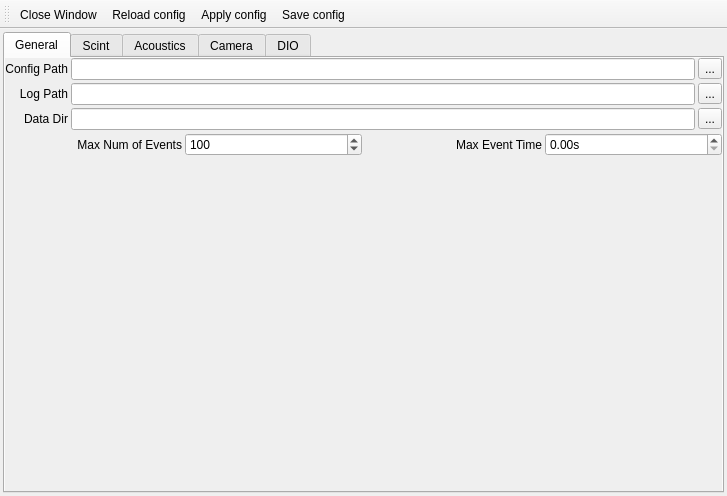
Above: ui/settingswindow.ui from SBC-Collaboration/SBC-RunControl before the change. Below: the same form after it.
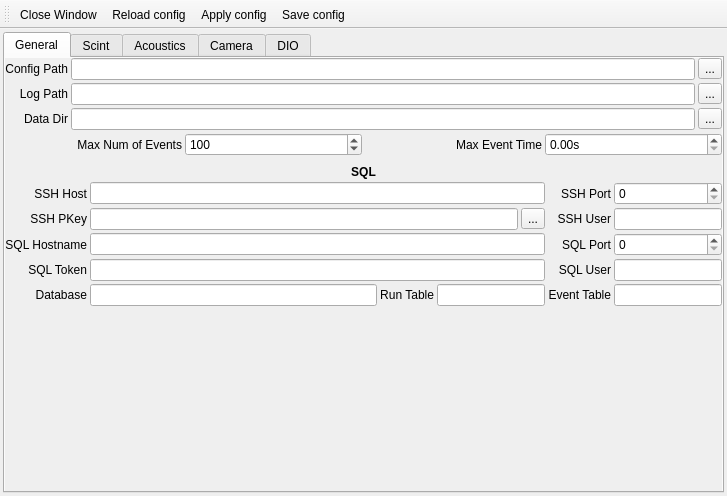
That is the form after the change. The open tabs and pages were chosen to show the change. Icons and pictures are not drawn. Custom widgets are drawn as their Qt base class.

Patch:
```diff
--- a/ui/settingswindow.ui
+++ b/ui/settingswindow.ui
@@ -46,7 +46,7 @@
     <property name="spacing">
      <number>3</number>
     </property>
-    <item row="0" column="1">
+    <item row="0" column="0">
      <widget class="QTabWidget" name="tabWidget">
       <property name="currentIndex">
        <number>4</number>
@@ -80,10 +80,7 @@
         <item>
          <widget class="QScrollArea" name="files_scroll_area">
           <property name="frameShape">
-           <enum>QFrame::Shape::NoFrame</enum>
-          </property>
-          <property name="frameShadow">
-           <enum>QFrame::Shadow::Plain</enum>
+           <enum>QFrame::NoFrame</enum>
           </property>
           <property name="lineWidth">
            <number>0</number>
@@ -96,8 +93,8 @@
             <rect>
              <x>0</x>
              <y>0</y>
-             <width>370</width>
-             <height>105</height>
+             <width>698</width>
+             <height>586</height>
             </rect>
            </property>
            <property name="maximumSize">
@@ -287,11 +284,242 @@
               </item>
              </layout>
             </item>
+            <item>
+             <layout class="QGridLayout" name="gridLayout_4">
+              <property name="leftMargin">
+               <number>0</number>
+              </property>
+              <property name="topMargin">
+               <number>6</number>
+              </property>
+              <property name="rightMargin">
+               <number>0</number>
+              </property>
+              <property name="bottomMargin">
+               <number>0</number>
+              </property>
+              <property name="spacing">
+               <number>3</number>
+              </property>
+              <item row="2" column="0">
+               <widget class="QLabel" name="sql_ssh_pkey_label">
+                <property name="text">
+                 <string>SSH PKey</string>
+                </property>
+                <property name="alignment">
+                 <set>Qt::AlignRight|Qt::AlignTrailing|Qt::AlignVCenter</set>
+                </property>
+               </widget>
+              </item>
+              <item row="5" column="5">
+               <widget class="QLabel" name="sql_event_tabel_label">
+                <property name="text">
+                 <string>Event Table</string>
+                </property>
+                <property name="alignment">
+                 <set>Qt::AlignRight|Qt::AlignTrailing|Qt::AlignVCenter</set>
+                </property>
+               </widget>
+              </item>
+              <item row="5" column="6">
+               <widget class="QLineEdit" name="sql_event_table_edit">
+                <property name="sizePolicy">
+                 <sizepolicy hsizetype="Preferred" vsizetype="Fixed">
+                  <horstretch>0</horstretch>
+                  <verstretch>0</verstretch>
+                 </sizepolicy>
+                </property>
+               </widget>
+              </item>
+              <item row="3" column="5">
+               <widget class="QLabel" name="sql_port_label">
+                <property name="text">
+                 <string>SQL Port</string>
+                </property>
+                <property name="alignment">
+                 <set>Qt::AlignRight|Qt::AlignTrailing|Qt::AlignVCenter</set>
+                </property>
+               </widget>
+              </item>
+              <item row="5" column="2">
+               <widget class="QLabel" name="sql_run_tabel_label">
+                <property name="text">
+                 <string>Run Table</string>
+                </property>
+                <property name="alignment">
+                 <set>Qt::AlignRight|Qt::AlignTrailing|Qt::AlignVCenter</set>
+                </property>
+               </widget>
+              </item>
+              <item row="1" column="0">
+               <widget class="QLabel" name="sql_ssh_host_label">
+                <property name="text">
+                 <string>SSH Host</string>
+                </property>
+                <property name="alignment">
+                 <set>Qt::AlignRight|Qt::AlignTrailing|Qt::AlignVCenter</set>
+                </property>
+               </widget>
+              </item>
+              <item row="5" column="0">
+               <widget class="QLabel" name="sql_database_label">
+                <property name="text">
+                 <string>Database</string>
+                </property>
+                <property name="alignment">
+                 <set>Qt::AlignRight|Qt::AlignTrailing|Qt::AlignVCenter</set>
+                </property>
+               </widget>
+              </item>
+              <item row="2" column="5">
+               <widget class="QLabel" name="sql_ssh_user_label">
+                <property name="text">
+                 <string>SSH User</string>
+                </property>
+                <property name="alignment">
+                 <set>Qt::AlignRight|Qt::AlignTrailing|Qt::AlignVCenter</set>
+                </property>
+               </widget>
+              </item>
+              <item row="3" column="6">
+               <widget class="QSpinBox" name="sql_port_box">
+                <property name="maximum">
+                 <number>65535</number>
+                </property>
+               </widget>
+              </item>
+              <item row="1" column="6">
+               <widget class="QSpinBox" name="sql_ssh_port_box">
+                <property name="maximum">
+                 <number>65535</number>
+                </property>
+               </widget>
+              </item>
+              <item row="5" column="1">
+               <widget class="QLineEdit" name="sql_database_edit">
+                <property name="sizePolicy">
+                 <sizepolicy hsizetype="Expanding" vsizetype="Fixed">
+                  <horstretch>0</horstretch>
+                  <verstretch>0</verstretch>
+                 </sizepolicy>
+                </property>
+               </widget>
+              </item>
+              <item row="3" column="0">
+               <widget class="QLabel" name="sql_hostname_label">
+                <property name="text">
+                 <string>SQL Hostname</string>
+                </property>
+                <property name="alignment">
+                 <set>Qt::AlignRight|Qt::AlignTrailing|Qt::AlignVCenter</set>
+                </property>
+               </widget>
+              </item>
+              <item row="1" column="5">
+               <widget class="QLabel" name="sql_ssh_port_label">
+                <property name="text">
+                 <string>SSH Port</string>
+                </property>
+                <property name="alignment">
+                 <set>Qt::AlignRight|Qt::AlignTrailing|Qt::AlignVCenter</set>
+                </property>
+               </widget>
+              </item>
+              <item row="2" column="6">
+               <widget class="QLineEdit" name="sql_ssh_user_edit">
+                <property name="sizePolicy">
+                 <sizepolicy hsizetype="Preferred" vsizetype="Fixed">
+                  <horstretch>0</horstretch>
+                  <verstretch>0</verstretch>
+                 </sizepolicy>
+                </property>
+               </widget>
+              </item>
+              <item row="2" column="4">
+               <widget class="QToolButton" name="sql_ssh_pkey_but">
+                <property name="text">
+                 <string>...</string>
+                </property>
+               </widget>
+              </item>
+              <item row="5" column="3" colspan="2">
+               <widget class="QLineEdit" name="sql_run_table_edit">
+                <property name="sizePolicy">
+                 <sizepolicy hsizetype="Preferred" vsizetype="Fixed">
+                  <horstretch>0</horstretch>
+                  <verstretch>0</verstretch>
+                 </sizepolicy>
+                </property>
+               </widget>
+              </item>
+              <item row="3" column="1" colspan="4">
+               <widget class="QLineEdit" name="sql_hostname_edit"/>
+              </item>
+              <item row="2" column="1" colspan="3">
+               <widget class="QLineEdit" name="sql_ssh_pkey_edit"/>
+              </item>
+              <item row="1" column="1" colspan="4">
+               <widget class="QLineEdit" name="sql_ssh_host_edit"/>
+              </item>
+              <item row="0" column="0" colspan="7">
+               <widget class="QLabel" name="sql_label">
+                <property name="font">
+                 <font>
+                  <bold>true</bold>
+                 </font>
+                </property>
+                <property name="text">
+                 <string>SQL</string>
+                </property>
+                <property name="alignment">
+                 <set>Qt::AlignCenter</set>
+                </property>
+               </widget>
+              </item>
+              <item row="4" column="0">
+               <widget class="QLabel" name="sql_token_label">
+                <property name="text">
+                 <string>SQL Token</string>
+                </property>
+                <property name="alignment">
+                 <set>Qt::AlignRight|Qt::AlignTrailing|Qt::AlignVCenter</set>
+                </property>
+               </widget>
+              </item>
+              <item row="4" column="1" colspan="4">
+               <widget class="QLineEdit" name="sql_token_edit">
+                <property name="sizePolicy">
+                 <sizepolicy hsizetype="Expanding" vsizetype="Fixed">
+                  <horstretch>0</horstretch>
+                  <verstretch>0</verstretch>
+                 </sizepolicy>
+                </property>
+               </widget>
+              </item>
+              <item row="4" column="5">
+               <widget class="QLabel" name="sql_user_label">
+                <property name="text">
+                 <string>SQL User</string>
+                </property>
+                <property name="alignment">
+                 <set>Qt::AlignRight|Qt::AlignTrailing|Qt::AlignVCenter</set>
+                </property>
+               </widget>
+              </item>
+              <item row="4" column="6">
+               <widget class="QLineEdit" name="sql_user_edit">
+                <property name="sizePolicy">
+                 <sizepolicy hsizetype="Preferred" vsizetype="Fixed">
+                  <horstretch>0</horstretch>
+                  <verstretch>0</verstretch>
+                 </sizepolicy>
+                </property>
+               </widget>
+              </item>
+             </layout>
+            </item>
             <item>
              <spacer name="verticalSpacer">
-              <property name="orientation">
-               <enum>Qt::Orientation::Vertical</enum>
-              </property>
               <property name="sizeHint" stdset="0">
                <size>
                 <width>20</width>
```
Left out of the diff: 472 changed lines with no effect on the pictures.
